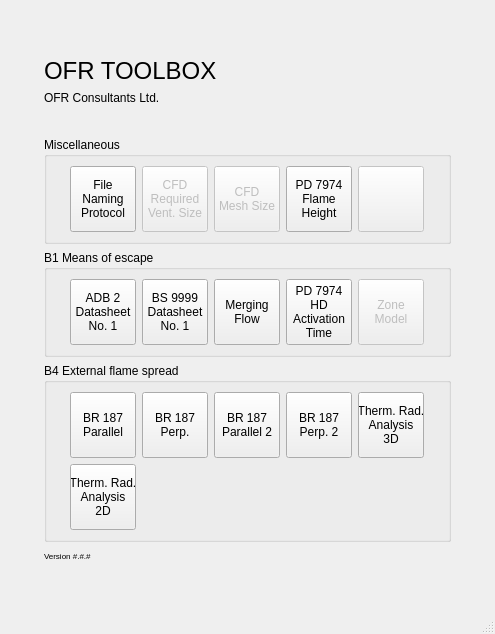
This is fsetoolsGUI/gui/layout/ui/main.ui in fuyans/fsetoolsGUI as Qt 5 draws it before an edit. The edited form follows.
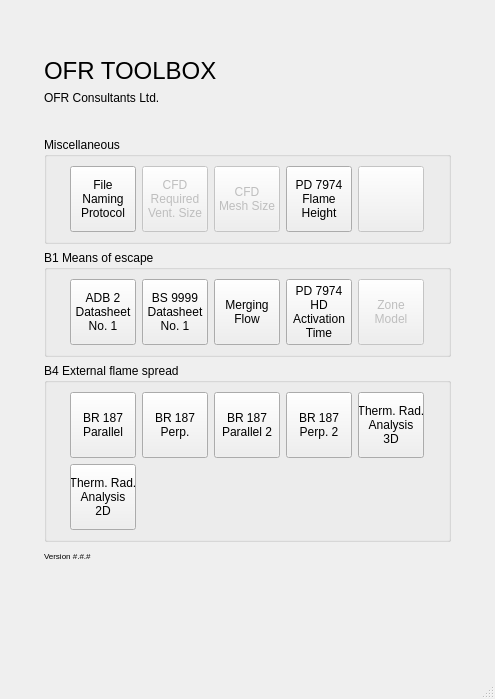
This is the edited form. Icons and pictures are not drawn.

What changed in the file:
```diff
--- a/fsetoolsGUI/gui/layout/ui/main.ui
+++ b/fsetoolsGUI/gui/layout/ui/main.ui
@@ -7,7 +7,7 @@
     <x>0</x>
     <y>0</y>
     <width>495</width>
-    <height>634</height>
+    <height>699</height>
    </rect>
   </property>
   <property name="sizePolicy">
@@ -36,7 +36,7 @@
        <number>35</number>
       </property>
       <property name="bottomMargin">
-       <number>35</number>
+       <number>100</number>
       </property>
       <item>
        <layout class="QHBoxLayout" name="horizontalLayout">
```
